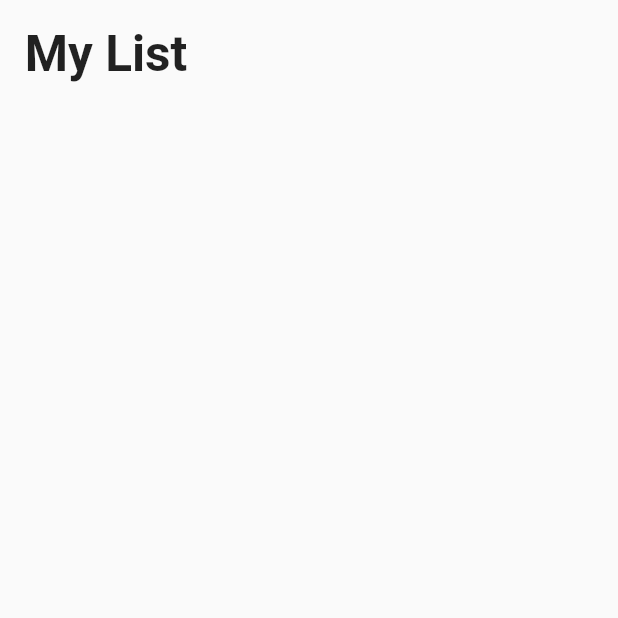
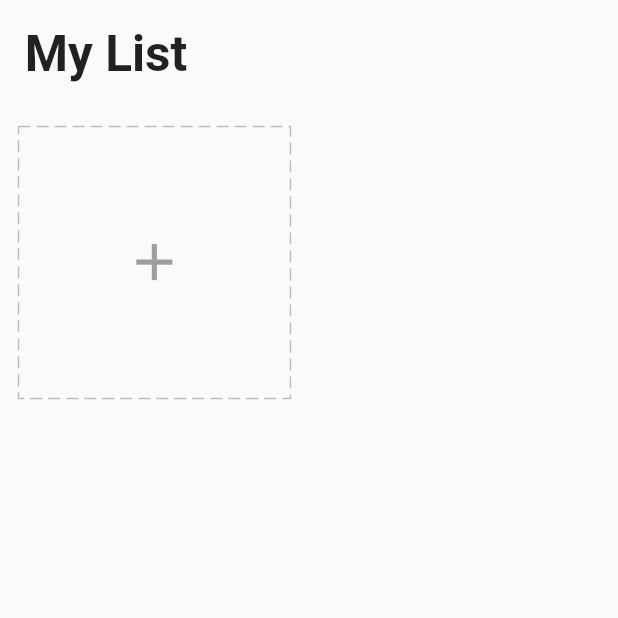
Before and after one commit to Dapo-dan/todo, a Flutter app: the screen it shows after launch, on a phone screen of 412 x 824 dp, the top half of it. Run offline on Flutter 3.47's test engine with Material 2 defaults, Android fonts, the phone set to English and light mode, and no system bars; drawn by our look-alikes of dotted_border; our stand-ins replace equatable, flutter_easyloading, get, get_storage.

Commit message:
added card

```diff
--- a/lib/app/modules/home/binding.dart
+++ b/lib/app/modules/home/binding.dart
@@ -1,5 +1,4 @@
 import 'package:get/get.dart';
-import 'package:todo/app/data/models/task.dart';
 import 'package:todo/app/data/providers/task/provider.dart';
 import 'package:todo/app/data/services/storage/repository.dart';
 import 'package:todo/app/modules/home/controller.dart';
--- a/lib/app/modules/home/controller.dart
+++ b/lib/app/modules/home/controller.dart
@@ -16,6 +16,7 @@ class HomeController extends GetxController {
   }
 
   @override
+  // ignore: unnecessary_overrides
   void onClose() {
     super.onClose();
   }
--- a/lib/app/modules/home/view.dart
+++ b/lib/app/modules/home/view.dart
@@ -2,6 +2,7 @@ import 'package:flutter/material.dart';
 import 'package:get/get.dart';
 import 'package:todo/app/modules/home/controller.dart';
 import 'package:todo/app/core/utils/extensions.dart';
+import 'package:todo/app/modules/home/widgets/add_card.dart';
 
 class HomePage extends GetView<HomeController> {
   const HomePage({ Key? key }) : super(key: key);
@@ -21,6 +22,12 @@ class HomePage extends GetView<HomeController> {
               ),
               ),
             ),
+            GridView.count(
+              crossAxisCount: 2,
+              shrinkWrap: true,
+              physics: const ClampingScrollPhysics(),
+              children: [AddCard()],
+              )
           ],
       )),
     );
--- /dev/null
+++ b/lib/app/modules/home/widgets/add_card.dart
@@ -0,0 +1,37 @@
+import 'package:dotted_border/dotted_border.dart';
+import 'package:flutter/material.dart';
+import 'package:get/get.dart';
+import 'package:todo/app/core/utils/extensions.dart';
+import 'package:todo/app/modules/home/controller.dart';
+import 'package:todo/app/widgets/icons.dart';
+
+class AddCard extends StatelessWidget {
+  final homeCtrl = Get.find<HomeController>();
+  AddCard({Key? key}) : super(key: key);
+
+  @override
+  Widget build(BuildContext context) {
+    final icons = getIcons();
+    var squareWidth = Get.width - 12.0.wp;
+
+    return Container(
+      width: squareWidth/2,
+      margin: EdgeInsets.all(3.0.wp),
+      height: squareWidth/2,
+      child: InkWell(
+        onTap: () {},
+        child: DottedBorder(
+          color: Colors.grey[400]!,
+          dashPattern: const [8,4],
+          child: Center(
+            child: Icon(
+              Icons.add,
+              size: 10.0.wp,
+              color: Colors.grey,
+            ),
+          ),
+          )
+      ),
+    );
+  }
+}
--- a/lib/app/widgets/icons.dart
+++ b/lib/app/widgets/icons.dart
@@ -0,0 +1,32 @@
+import 'package:flutter/cupertino.dart';
+import 'package:todo/app/core/values/colors.dart';
+import 'package:todo/app/core/values/icons.dart';
+
+List<Icon> getIcons() {
+  return const [
+    Icon(
+      IconData(personIcon, fontFamily: 'MaterialIcons'),
+      color: purple,
+    ),
+    Icon(
+      IconData(workIcon, fontFamily: 'MaterialIcons'),
+      color: pink,
+    ),
+    Icon(
+      IconData(movieIcon, fontFamily: 'MaterialIcons'),
+      color: green,
+    ),
+    Icon(
+      IconData(sportIcon, fontFamily: 'MaterialIcons'),
+      color: yellow,
+    ),
+    Icon(
+      IconData(travelIcon, fontFamily: 'MaterialIcons'),
+      color: deepPink,
+    ),
+    Icon(
+      IconData(shopIcon, fontFamily: 'MaterialIcons'),
+      color: lightBlue,
+    ),
+  ];
+}
--- a/pubspec.yaml
+++ b/pubspec.yaml
@@ -19,6 +19,7 @@ dependencies:
   get_storage: ^2.0.3
   equatable: ^2.0.3
   flutter_easyloading: ^3.0.3
+  dotted_border: ^2.0.0+2
 
 dev_dependencies:
   flutter_test:
```
Also changed, not shown: pubspec.lock.
